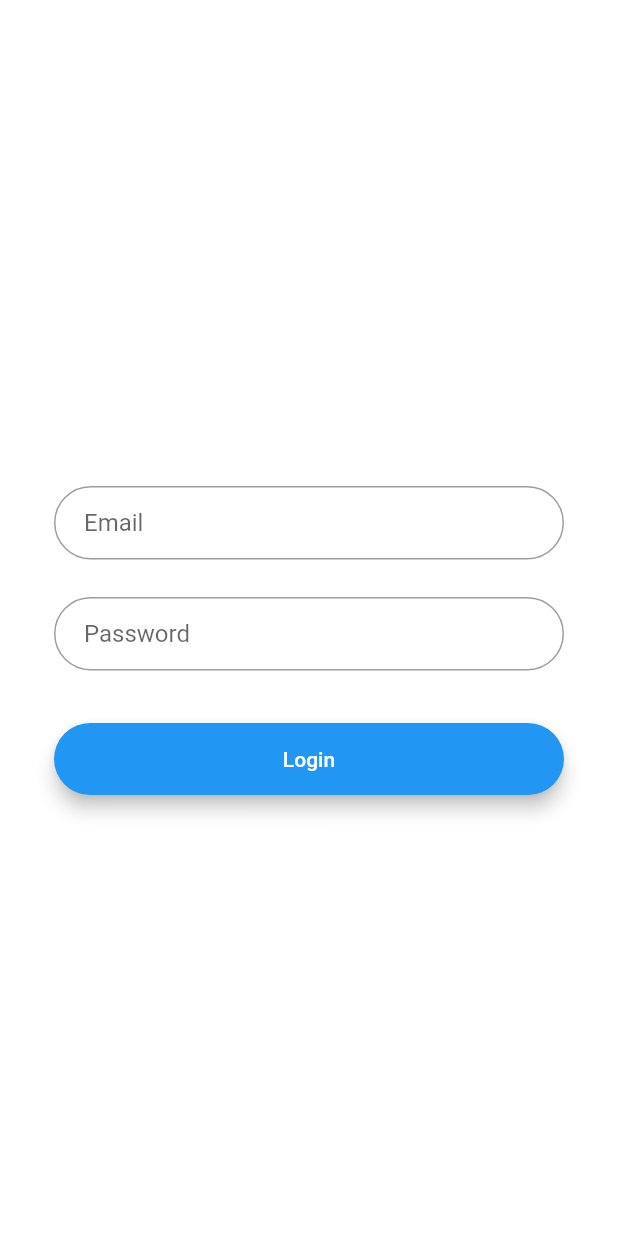
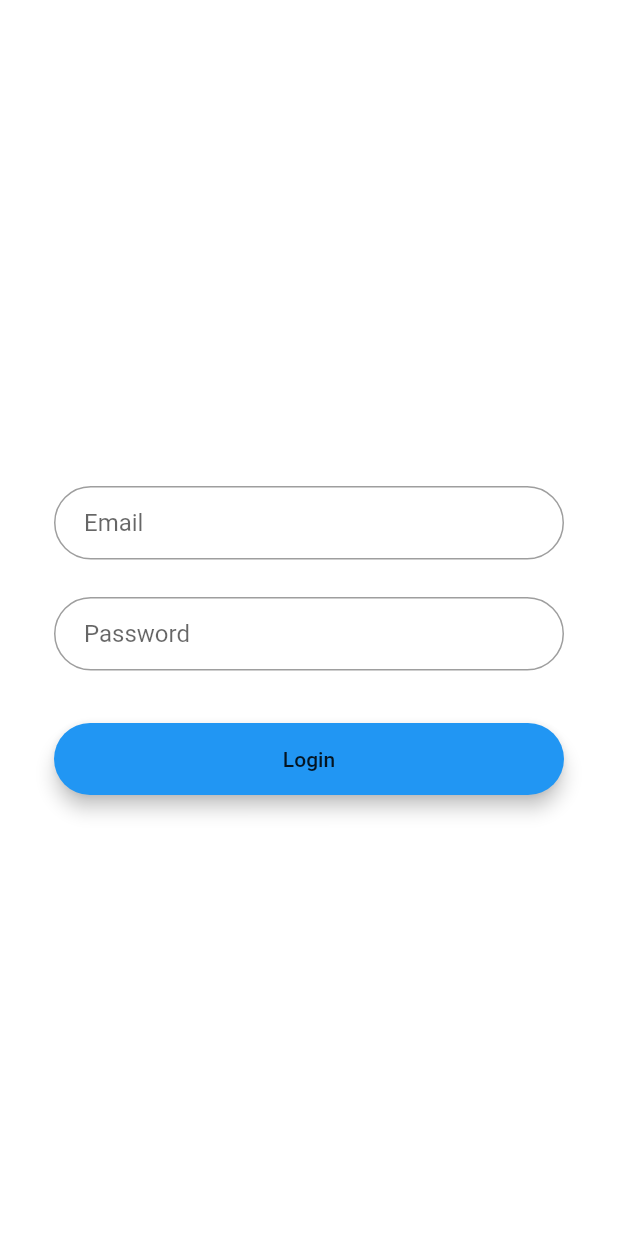
Before and after one commit to Maksim-Povarnitsin/Andriod-web-project, a Flutter app: the screen it shows after launch, on a phone screen of 412 x 824 dp. Run offline on Flutter 3.47's test engine with Material 2 defaults, Android fonts, the phone set to English and light mode, and no system bars.

Commit message:
Revert "Update login_screen.dart"
This reverts commit bc8e386f3217e94eb085a4324443cd4e406d7ac4.

```diff
--- a/lib/screens/login_screen.dart
+++ b/lib/screens/login_screen.dart
@@ -35,7 +35,6 @@ class LoginPageState extends State<LoginPage> {
         padding: EdgeInsets.fromLTRB(20, 15, 20, 15),
         onPressed: () {},
         child: Text('Login'),
-        textColor: Colors.white,
       ),
     );
 
```
